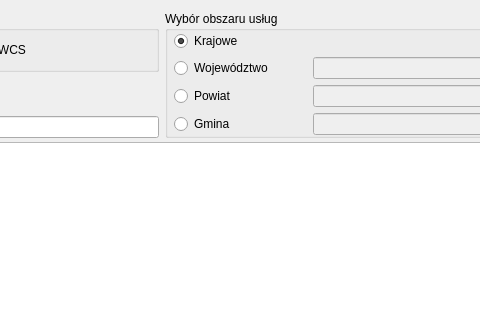
envirosolutionspl/integrator_uslug_danych_przestrzennych, file web_service_plugin_dialog_base.ui: the form before one commit; both pictures show x 281 to 761 and y 0 to 320 of the 886 by 630 pixel window.
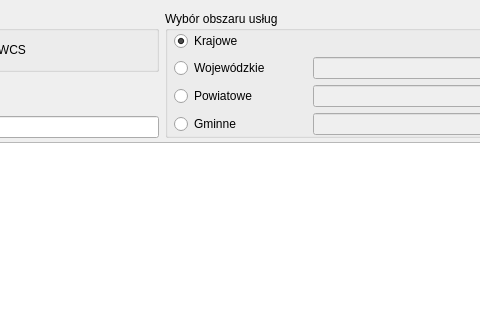
The form after the commit. Icons and pictures are not drawn.

Commit message: zmiana podpisów radiobuttonów

Patch:
```diff
--- a/web_service_plugin_dialog_base.ui
+++ b/web_service_plugin_dialog_base.ui
@@ -98,21 +98,21 @@
       <item row="3" column="0">
        <widget class="QRadioButton" name="woj_rb">
         <property name="text">
-         <string>Województwo</string>
+         <string>Wojewódzkie</string>
         </property>
        </widget>
       </item>
       <item row="4" column="0">
        <widget class="QRadioButton" name="pow_rb">
         <property name="text">
-         <string>Powiat</string>
+         <string>Powiatowe</string>
         </property>
        </widget>
       </item>
       <item row="5" column="0">
        <widget class="QRadioButton" name="gmi_rb">
         <property name="text">
-         <string>Gmina</string>
+         <string>Gminne</string>
         </property>
        </widget>
       </item>
```
